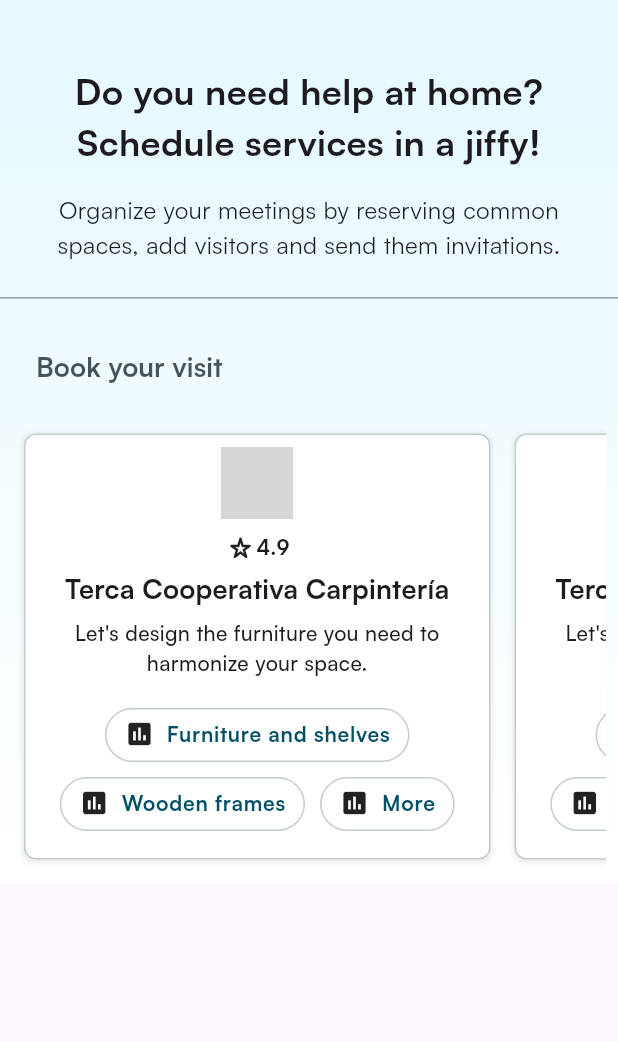
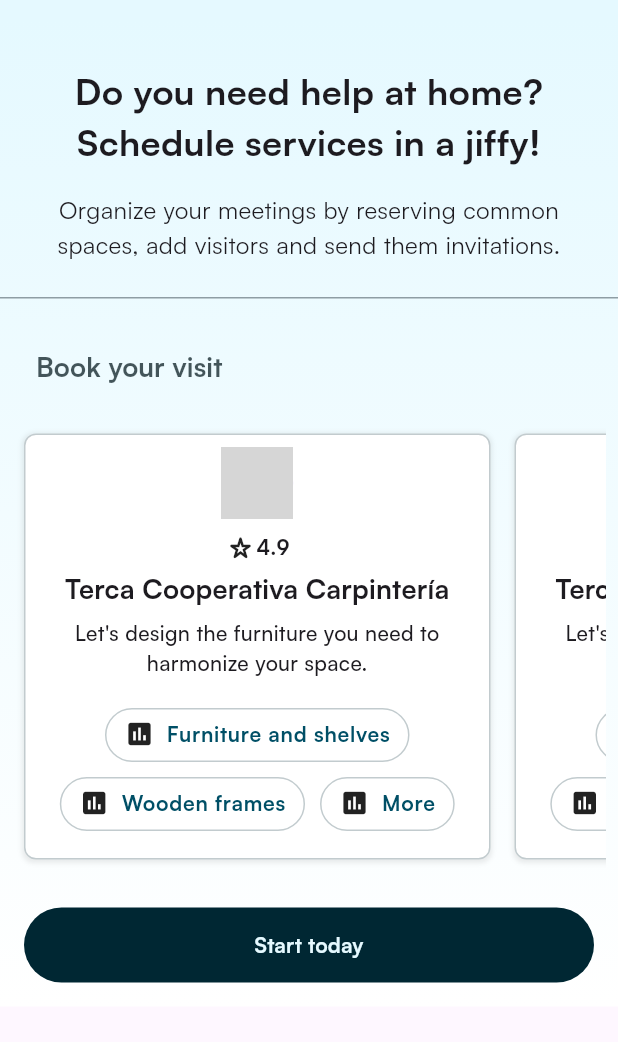
Before and after one commit to Jaime-A-Perez/EdiPro, a Flutter app: the screen it shows after launch, on a phone screen of 412 x 824 dp, the part 66-1108 px from its top. Run offline on Flutter 3.47's test engine with Material 3 defaults, Android fonts, the phone set to English and light mode, and no system bars; network calls fail; grey boxes are pictures that could not be loaded.

Commit message:
Create and implementate ActionBook stateless widgets and _FilledButton

```diff
--- /dev/null
+++ b/lib/presentation/widgets/section_book/action_book.dart
@@ -0,0 +1,45 @@
+import 'package:edi_pro/config/theme/app_theme.dart';
+import 'package:flutter/material.dart';
+
+class ActionBook extends StatelessWidget {
+  const ActionBook({super.key});
+
+  @override
+  Widget build(BuildContext context) {
+
+    final ThemeData theme = Theme.of(context);
+
+    return Container(
+      margin: EdgeInsets.all(16),
+      child: Column(
+        children: [
+          _FilledButton(
+            theme: theme,
+            textButton: 'Start today'
+            )
+        ],
+      ),
+    );
+  }
+}
+
+class _FilledButton extends StatelessWidget {
+  const _FilledButton({
+    required this.theme,
+    required this.textButton,
+  });
+
+  final String textButton;
+  final ThemeData theme;
+
+  @override
+  Widget build(BuildContext context) {
+    return FilledButton(
+      style: ButtonStyle(
+        minimumSize: ButtonStyleButton.allOrNull(Size(double.infinity, 50)),
+        backgroundColor: ButtonStyleButton.allOrNull(theme.titles)
+      ),
+      onPressed: (){},
+      child: Text(textButton, style: theme.textTheme.labelLarge,));
+  }
+}
--- a/lib/presentation/widgets/section_book/section_book.dart
+++ b/lib/presentation/widgets/section_book/section_book.dart
@@ -1,3 +1,4 @@
+import 'package:edi_pro/presentation/widgets/section_book/action_book.dart';
 import 'package:edi_pro/presentation/widgets/section_book/custom_card/custom_card.dart';
 import 'package:flutter/material.dart';
 
@@ -6,7 +7,12 @@ class SectionBook extends StatelessWidget {
 
   @override
   Widget build(BuildContext context) {
-    return _Book();
+    return Column(
+      children: [
+        _Book(),
+        ActionBook(),
+      ],
+    );
   }
 }
 
```
